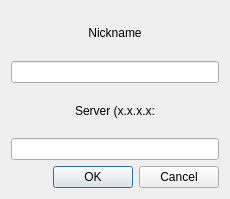
The window that resources/UI/settings.ui (BasioMeusPuga/pyChat) describes before a commit, drawn with Qt 5.
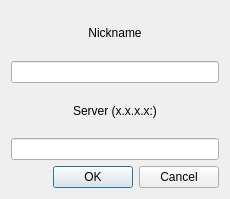
The same window after the commit.

```diff
--- a/resources/UI/settings.ui
+++ b/resources/UI/settings.ui
@@ -35,7 +35,7 @@
      <item>
       <widget class="QLabel" name="label_2">
        <property name="text">
-        <string>Server (x.x.x.x:&lt;port&gt;</string>
+        <string>Server (x.x.x.x:&lt;port&gt;)</string>
        </property>
        <property name="alignment">
         <set>Qt::AlignCenter</set>
```
